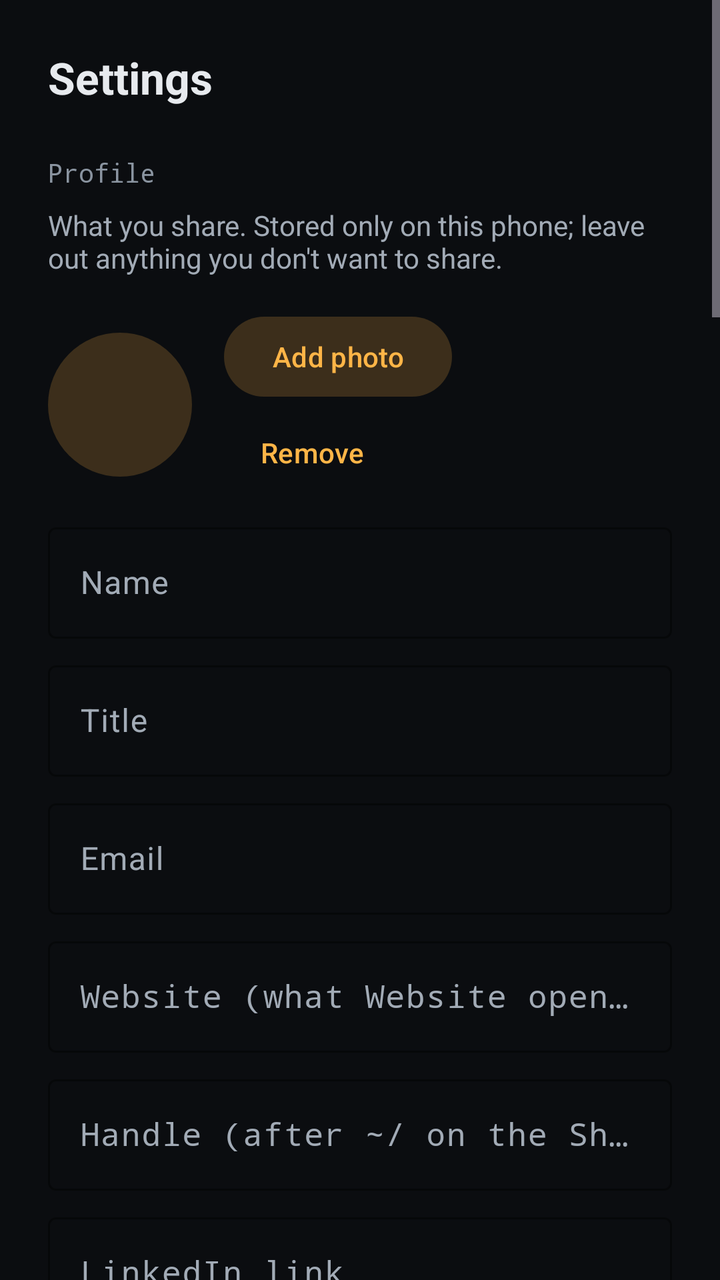
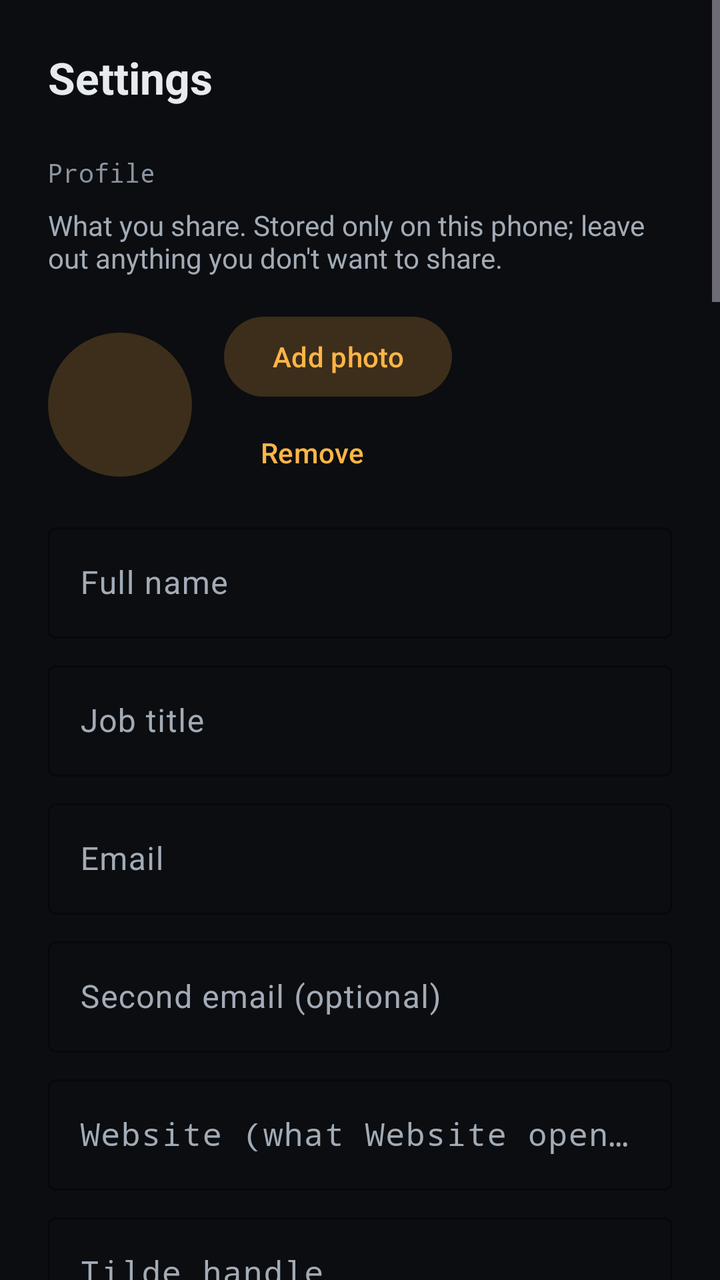

Screens rendered from an Android XML layout before and after an edit, with the pre-edit source and the edit as a unified diff.
<!-- AndroidManifest.xml: application theme Theme.Tilde -->
<!-- res/layout/panel_settings.xml -->
<?xml version="1.0" encoding="utf-8"?>
<ScrollView xmlns:android="http://schemas.android.com/apk/res/android"
    xmlns:app="http://schemas.android.com/apk/res-auto"
    style="@style/Panel">

    <LinearLayout
        android:layout_width="match_parent"
        android:layout_height="wrap_content"
        android:orientation="vertical"
        android:padding="24dp">

        <TextView
            android:layout_width="match_parent"
            android:layout_height="wrap_content"
            android:text="@string/tab_settings"
            android:textColor="@color/text"
            android:textSize="22sp"
            android:textStyle="bold" />


        <TextView style="@style/Label" android:text="@string/settings_profile" />

        <TextView style="@style/Hint" android:text="@string/profile_detail" />

        <LinearLayout
            android:layout_width="match_parent"
            android:layout_height="wrap_content"
            android:layout_marginTop="16dp"
            android:gravity="center_vertical"
            android:orientation="horizontal">

            <include
                android:id="@+id/settings_avatar"
                layout="@layout/view_avatar"
                android:layout_width="72dp"
                android:layout_height="72dp" />

            <LinearLayout
                android:layout_width="0dp"
                android:layout_height="wrap_content"
                android:layout_marginStart="16dp"
                android:layout_weight="1"
                android:orientation="vertical">

                <com.google.android.material.button.MaterialButton
                    android:id="@+id/photo_pick"
                    style="@style/Widget.Material3.Button.TonalButton"
                    android:layout_width="wrap_content"
                    android:layout_height="wrap_content"
                    android:text="@string/photo_add" />

                <com.google.android.material.button.MaterialButton
                    android:id="@+id/photo_remove"
                    style="@style/Widget.Material3.Button.TextButton"
                    android:layout_width="wrap_content"
                    android:layout_height="wrap_content"
                    android:text="@string/photo_remove" />
            </LinearLayout>
        </LinearLayout>

        <com.google.android.material.textfield.TextInputLayout
            style="@style/Field"
            android:hint="@string/profile_name"
            android:labelFor="@id/profile_name">

            <com.google.android.material.textfield.TextInputEditText
                android:id="@+id/profile_name"
                android:layout_width="match_parent"
                android:layout_height="wrap_content"
                android:imeOptions="actionNext"
                android:importantForAutofill="no"
                android:inputType="textPersonName|textCapWords" />
        </com.google.android.material.textfield.TextInputLayout>

        <com.google.android.material.textfield.TextInputLayout
            style="@style/Field"
            android:hint="@string/profile_title"
            android:labelFor="@id/profile_title">

            <com.google.android.material.textfield.TextInputEditText
                android:id="@+id/profile_title"
                android:layout_width="match_parent"
                android:layout_height="wrap_content"
                android:imeOptions="actionNext"
                android:importantForAutofill="no"
                android:inputType="textCapSentences" />
        </com.google.android.material.textfield.TextInputLayout>

        <com.google.android.material.textfield.TextInputLayout
            style="@style/Field"
            android:hint="@string/profile_email"
            android:labelFor="@id/profile_email">

            <com.google.android.material.textfield.TextInputEditText
                android:id="@+id/profile_email"
                android:layout_width="match_parent"
                android:layout_height="wrap_content"
                android:imeOptions="actionNext"
                android:importantForAutofill="no"
                android:inputType="textEmailAddress" />
        </com.google.android.material.textfield.TextInputLayout>

        <com.google.android.material.textfield.TextInputLayout
            style="@style/Field"
            android:hint="@string/profile_website"
            android:labelFor="@id/profile_website">

            <com.google.android.material.textfield.TextInputEditText
                android:id="@+id/profile_website"
                android:layout_width="match_parent"
                android:layout_height="wrap_content"
                android:fontFamily="monospace"
                android:imeOptions="actionNext"
                android:importantForAutofill="no"
                android:inputType="textUri" />
        </com.google.android.material.textfield.TextInputLayout>

        <com.google.android.material.textfield.TextInputLayout
            style="@style/Field"
            android:hint="@string/profile_handle"
            android:labelFor="@id/profile_handle">

            <com.google.android.material.textfield.TextInputEditText
                android:id="@+id/profile_handle"
                android:layout_width="match_parent"
                android:layout_height="wrap_content"
                android:fontFamily="monospace"
                android:imeOptions="actionNext"
                android:importantForAutofill="no"
                android:inputType="text" />
        </com.google.android.material.textfield.TextInputLayout>

        <com.google.android.material.textfield.TextInputLayout
            style="@style/Field"
            android:hint="@string/profile_linkedin"
            android:labelFor="@id/profile_linkedin">

            <com.google.android.material.textfield.TextInputEditText
                android:id="@+id/profile_linkedin"
                android:layout_width="match_parent"
                android:layout_height="wrap_content"
                android:fontFamily="monospace"
                android:imeOptions="actionNext"
                android:importantForAutofill="no"
                android:inputType="textUri" />
        </com.google.android.material.textfield.TextInputLayout>

        <com.google.android.material.textfield.TextInputLayout
            style="@style/Field"
            android:hint="@string/profile_github"
            android:labelFor="@id/profile_github">

            <com.google.android.material.textfield.TextInputEditText
                android:id="@+id/profile_github"
                android:layout_width="match_parent"
                android:layout_height="wrap_content"
                android:fontFamily="monospace"
                android:imeOptions="actionNext"
                android:importantForAutofill="no"
                android:inputType="textUri" />
        </com.google.android.material.textfield.TextInputLayout>

        <com.google.android.material.textfield.TextInputLayout
            style="@style/Field"
            android:hint="@string/profile_instagram"
            android:labelFor="@id/profile_instagram">

            <com.google.android.material.textfield.TextInputEditText
                android:id="@+id/profile_instagram"
                android:layout_width="match_parent"
                android:layout_height="wrap_content"
                android:fontFamily="monospace"
                android:imeOptions="actionNext"
                android:importantForAutofill="no"
                android:inputType="textUri" />
        </com.google.android.material.textfield.TextInputLayout>

        <com.google.android.material.textfield.TextInputLayout
            style="@style/Field"
            android:hint="@string/profile_x"
            android:labelFor="@id/profile_x">

            <com.google.android.material.textfield.TextInputEditText
                android:id="@+id/profile_x"
                android:layout_width="match_parent"
                android:layout_height="wrap_content"
                android:fontFamily="monospace"
                android:imeOptions="actionNext"
                android:importantForAutofill="no"
                android:inputType="textUri" />
        </com.google.android.material.textfield.TextInputLayout>

        <TextView style="@style/Label" android:text="@string/settings_phones" />

        <TextView style="@style/Hint" android:text="@string/phones_detail" />

        <com.google.android.material.textfield.TextInputLayout
            style="@style/Field"
            android:hint="@string/phone_label"
            android:labelFor="@id/phone1_label">

            <com.google.android.material.textfield.TextInputEditText
                android:id="@+id/phone1_label"
                android:layout_width="match_parent"
                android:layout_height="wrap_content"
                android:imeOptions="actionNext"
                android:importantForAutofill="no"
                android:inputType="textCapSentences" />
        </com.google.android.material.textfield.TextInputLayout>

        <com.google.android.material.textfield.TextInputLayout
            style="@style/Field"
            android:hint="@string/phone_number"
            android:labelFor="@id/phone1_number">

            <com.google.android.material.textfield.TextInputEditText
                android:id="@+id/phone1_number"
                android:layout_width="match_parent"
                android:layout_height="wrap_content"
                android:imeOptions="actionNext"
                android:importantForAutofill="no"
                android:inputType="phone" />
        </com.google.android.material.textfield.TextInputLayout>

        <com.google.android.material.textfield.TextInputLayout
            style="@style/Field"
            android:hint="@string/phone_label"
            android:labelFor="@id/phone2_label">

            <com.google.android.material.textfield.TextInputEditText
                android:id="@+id/phone2_label"
                android:layout_width="match_parent"
                android:layout_height="wrap_content"
                android:imeOptions="actionNext"
                android:importantForAutofill="no"
                android:inputType="textCapSentences" />
        </com.google.android.material.textfield.TextInputLayout>

        <com.google.android.material.textfield.TextInputLayout
            style="@style/Field"
            android:hint="@string/phone_number"
            android:labelFor="@id/phone2_number">

            <com.google.android.material.textfield.TextInputEditText
                android:id="@+id/phone2_number"
                android:layout_width="match_parent"
                android:layout_height="wrap_content"
                android:imeOptions="actionNext"
                android:importantForAutofill="no"
                android:inputType="phone" />
        </com.google.android.material.textfield.TextInputLayout>

        <com.google.android.material.textfield.TextInputLayout
            style="@style/Field"
            android:hint="@string/profile_whatsapp"
            android:labelFor="@id/profile_whatsapp">

            <com.google.android.material.textfield.TextInputEditText
                android:id="@+id/profile_whatsapp"
                android:layout_width="match_parent"
                android:layout_height="wrap_content"
                android:imeOptions="actionNext"
                android:importantForAutofill="no"
                android:inputType="phone" />
        </com.google.android.material.textfield.TextInputLayout>

        <TextView style="@style/Label" android:text="@string/settings_sharing" />

        <com.google.android.material.materialswitch.MaterialSwitch
            android:id="@+id/toggle"
            android:layout_width="match_parent"
            android:layout_height="wrap_content"
            android:minHeight="48dp"
            android:text="@string/toggle"
            android:textColor="@color/text"
            android:textSize="16sp" />

        <TextView style="@style/Hint" android:text="@string/toggle_detail" />

        <TextView style="@style/Label" android:text="@string/settings_event" />

        <com.google.android.material.textfield.TextInputLayout
            style="@style/Field"
            android:hint="@string/event_hint"
            android:labelFor="@id/event">

            <com.google.android.material.textfield.TextInputEditText
                android:id="@+id/event"
                android:layout_width="match_parent"
                android:layout_height="wrap_content"
                android:fontFamily="monospace"
                android:imeOptions="actionDone"
                android:importantForAutofill="no"
                android:inputType="text" />
        </com.google.android.material.textfield.TextInputLayout>

        <TextView style="@style/Hint" android:layout_marginTop="6dp" android:text="@string/event_detail" />

        <LinearLayout
            android:id="@+id/whatsapp_section"
            android:layout_width="match_parent"
            android:layout_height="wrap_content"
            android:orientation="vertical">

            <TextView style="@style/Label" android:text="@string/settings_whatsapp" />

            <com.google.android.material.textfield.TextInputLayout
                style="@style/Field"
                android:hint="@string/whatsapp_greeting_hint"
                android:labelFor="@id/whatsapp_greeting">

                <com.google.android.material.textfield.TextInputEditText
                    android:id="@+id/whatsapp_greeting"
                    android:layout_width="match_parent"
                    android:layout_height="wrap_content"
                    android:imeOptions="actionDone"
                    android:importantForAutofill="no"
                    android:inputType="textCapSentences" />
            </com.google.android.material.textfield.TextInputLayout>

            <TextView style="@style/Hint" android:layout_marginTop="6dp" android:text="@string/whatsapp_detail" />
        </LinearLayout>

        <TextView style="@style/Label" android:text="@string/settings_custom" />

        <com.google.android.material.textfield.TextInputLayout
            android:id="@+id/url_layout"
            style="@style/Field"
            android:hint="@string/settings_custom"
            android:labelFor="@id/url">

            <com.google.android.material.textfield.TextInputEditText
                android:id="@+id/url"
                android:layout_width="match_parent"
                android:layout_height="wrap_content"
                android:fontFamily="monospace"
                android:imeOptions="actionDone"
                android:importantForAutofill="no"
                android:inputType="textUri" />
        </com.google.android.material.textfield.TextInputLayout>

        <TextView style="@style/Label" android:text="@string/settings_wifi" />

        <com.google.android.material.textfield.TextInputLayout
            style="@style/Field"
            android:hint="@string/wifi_ssid_label"
            android:labelFor="@id/wifi_ssid">

            <com.google.android.material.textfield.TextInputEditText
                android:id="@+id/wifi_ssid"
                android:layout_width="match_parent"
                android:layout_height="wrap_content"
                android:imeOptions="actionNext"
                android:importantForAutofill="no"
                android:inputType="text" />
        </com.google.android.material.textfield.TextInputLayout>

        <com.google.android.material.textfield.TextInputLayout
            android:id="@+id/wifi_password_layout"
            style="@style/Field"
            android:hint="@string/wifi_password_label"
            android:labelFor="@id/wifi_password"
            app:endIconMode="password_toggle">

            <com.google.android.material.textfield.TextInputEditText
                android:id="@+id/wifi_password"
                android:layout_width="match_parent"
                android:layout_height="wrap_content"
                android:imeOptions="actionDone"
                android:importantForAutofill="no"
                android:inputType="textPassword" />
        </com.google.android.material.textfield.TextInputLayout>

        <com.google.android.material.checkbox.MaterialCheckBox
            android:id="@+id/wifi_open"
            android:layout_width="wrap_content"
            android:layout_height="wrap_content"
            android:text="@string/wifi_open" />

        <TextView style="@style/Hint" android:text="@string/wifi_detail" />

        <com.google.android.material.button.MaterialButton
            android:id="@+id/wifi_settings"
            style="@style/Widget.Material3.Button.TextButton"
            android:layout_width="wrap_content"
            android:layout_height="wrap_content"
            android:layout_marginTop="4dp"
            android:text="@string/wifi_open_settings" />

        <TextView style="@style/Label" android:text="@string/settings_write" />

        <TextView style="@style/Hint" android:text="@string/settings_write_detail" />

        <com.google.android.material.button.MaterialButton
            android:id="@+id/write_card"
            style="@style/Widget.Material3.Button.TonalButton"
            android:layout_width="wrap_content"
            android:layout_height="wrap_content"
            android:layout_marginTop="8dp"
            android:text="@string/write_open" />

        <LinearLayout
            android:id="@+id/tile_section"
            android:layout_width="match_parent"
            android:layout_height="wrap_content"
            android:orientation="vertical">

            <TextView style="@style/Label" android:text="@string/settings_shortcuts" />

            <com.google.android.material.button.MaterialButton
                android:id="@+id/add_tile"
                style="@style/Widget.Material3.Button.TonalButton"
                android:layout_width="wrap_content"
                android:layout_height="wrap_content"
                android:text="@string/add_tile" />
        </LinearLayout>

        <TextView style="@style/Label" android:text="@string/settings_about" />

        <TextView android:id="@+id/reads" style="@style/Hint" android:fontFamily="monospace" />

        <TextView android:id="@+id/version" style="@style/Hint" android:fontFamily="monospace" />
    </LinearLayout>
</ScrollView>
<!-- res/layout/view_avatar.xml (included above) -->
<?xml version="1.0" encoding="utf-8"?>
<FrameLayout xmlns:android="http://schemas.android.com/apk/res/android"
    xmlns:app="http://schemas.android.com/apk/res-auto"
    android:layout_width="match_parent"
    android:layout_height="match_parent">

    <TextView
        android:id="@+id/avatar_initials"
        android:layout_width="match_parent"
        android:layout_height="match_parent"
        android:background="@drawable/bg_avatar"
        android:gravity="center"
        android:textColor="@color/accent"
        android:textSize="24sp"
        android:textStyle="bold" />

    <com.google.android.material.imageview.ShapeableImageView
        android:id="@+id/avatar_photo"
        android:layout_width="match_parent"
        android:layout_height="match_parent"
        android:importantForAccessibility="no"
        android:scaleType="centerCrop"
        android:visibility="gone"
        app:shapeAppearanceOverlay="@style/Circle" />
</FrameLayout>
<!-- resources referenced by this layout -->
<resources>
  <color name="accent">#FFB547</color>
  <color name="text">#E7EAEE</color>
  <string name="add_tile">Add to Quick Settings</string>
  <string name="event_detail">Added to links on your website as ?event=, so its log shows which event a visit came from.</string>
  <string name="event_hint">lisbon-js</string>
  <string name="phone_label">Label, such as mobile</string>
  <string name="phone_number">Number</string>
  <string name="phones_detail">On the contact card, so only shared in person. Use the international format, such as +351 900 000 000.</string>
  <string name="photo_add">Add photo</string>
  <string name="photo_remove">Remove</string>
  <string name="profile_detail">What you share. Stored only on this phone; leave out anything you don\'t want to share.</string>
  <string name="profile_email">Email</string>
  <string name="profile_github">GitHub link</string>
  <string name="profile_handle">Handle (after ~/ on the Share screen)</string>
  <string name="profile_instagram">Instagram link</string>
  <string name="profile_linkedin">LinkedIn link</string>
  <string name="profile_name">Name</string>
  <string name="profile_title">Title</string>
  <string name="profile_website">Website (what Website opens)</string>
  <string name="profile_whatsapp">WhatsApp number</string>
  <string name="profile_x">X link</string>
  <string name="settings_about">About</string>
  <string name="settings_custom">Custom link</string>
  <string name="settings_event">Event tag</string>
  <string name="settings_phones">Phone numbers</string>
  <string name="settings_profile">Profile</string>
  <string name="settings_sharing">Sharing</string>
  <string name="settings_shortcuts">Shortcuts</string>
  <string name="settings_whatsapp">WhatsApp message</string>
  <string name="settings_wifi">Guest Wi-Fi</string>
  <string name="settings_write">Cards and stickers</string>
  <string name="settings_write_detail">Put your link on an NFC sticker, or on a printed card with one inside.</string>
  <string name="tab_settings">Settings</string>
  <string name="toggle">Share over NFC</string>
  <string name="toggle_detail">Off: taps do nothing, the QR code still works.</string>
  <string name="whatsapp_detail">Typed into the chat, never sent. Leave empty for an empty chat.</string>
  <string name="whatsapp_greeting_hint">Message</string>
  <string name="wifi_open">Open network (no password)</string>
  <string name="wifi_open_settings">Open Wi-Fi settings</string>
  <string name="wifi_password_label">Password</string>
  <string name="wifi_ssid_label">Network name</string>
  <string name="write_open">Write a card</string>
  <color name="accent_soft">#33FFB547</color>
  <color name="muted">#A2ABB6</color>
  <color name="dim">#8A94A0</color>
  <color name="bg">#0B0D10</color>
  <color name="panel">#11151A</color>
  <color name="panel_raised">#151A20</color>
  <color name="line_strong">#2B343E</color>
  <color name="line">#1F262E</color>
  <!-- unchanged entries left out for length: 9 -->
</resources>

<!-- the commit's change to res/layout/panel_settings.xml (unified diff, before → after) -->
@@ -102,6 +102,20 @@
 
         <com.google.android.material.textfield.TextInputLayout
             style="@style/Field"
+            android:hint="@string/profile_email2"
+            android:labelFor="@id/profile_email2">
+
+            <com.google.android.material.textfield.TextInputEditText
+                android:id="@+id/profile_email2"
+                android:layout_width="match_parent"
+                android:layout_height="wrap_content"
+                android:imeOptions="actionNext"
+                android:importantForAutofill="no"
+                android:inputType="textEmailAddress" />
+        </com.google.android.material.textfield.TextInputLayout>
+
+        <com.google.android.material.textfield.TextInputLayout
+            style="@style/Field"
             android:hint="@string/profile_website"
             android:labelFor="@id/profile_website">
 
@@ -118,7 +132,10 @@
         <com.google.android.material.textfield.TextInputLayout
             style="@style/Field"
             android:hint="@string/profile_handle"
-            android:labelFor="@id/profile_handle">
+            android:labelFor="@id/profile_handle"
+            app:helperText="@string/profile_handle_helper"
+            app:prefixText="@string/handle_prefix"
+            app:prefixTextColor="@color/accent">
 
             <com.google.android.material.textfield.TextInputEditText
                 android:id="@+id/profile_handle"
@@ -127,7 +144,7 @@
                 android:fontFamily="monospace"
                 android:imeOptions="actionNext"
                 android:importantForAutofill="no"
-                android:inputType="text" />
+                android:inputType="text|textNoSuggestions" />
         </com.google.android.material.textfield.TextInputLayout>
 
         <com.google.android.material.textfield.TextInputLayout
@@ -321,23 +338,25 @@
             <TextView style="@style/Hint" android:layout_marginTop="6dp" android:text="@string/whatsapp_detail" />
         </LinearLayout>
 
-        <TextView style="@style/Label" android:text="@string/settings_custom" />
-
-        <com.google.android.material.textfield.TextInputLayout
-            android:id="@+id/url_layout"
-            style="@style/Field"
-            android:hint="@string/settings_custom"
-            android:labelFor="@id/url">
-
-            <com.google.android.material.textfield.TextInputEditText
-                android:id="@+id/url"
-                android:layout_width="match_parent"
-                android:layout_height="wrap_content"
-                android:fontFamily="monospace"
-                android:imeOptions="actionDone"
-                android:importantForAutofill="no"
-                android:inputType="textUri" />
-        </com.google.android.material.textfield.TextInputLayout>
+        
+        <TextView style="@style/Label" android:text="@string/settings_links" />
+
+        <TextView style="@style/Hint" android:text="@string/settings_links_detail" />
+
+        <LinearLayout
+            android:id="@+id/links_list"
+            android:layout_width="match_parent"
+            android:layout_height="wrap_content"
+            android:orientation="vertical" />
+
+        <com.google.android.material.button.MaterialButton
+            android:id="@+id/links_add"
+            style="@style/Widget.Material3.Button.TextButton.Icon"
+            android:layout_width="wrap_content"
+            android:layout_height="wrap_content"
+            android:layout_marginStart="-12dp"
+            android:text="@string/picker_add_link"
+            app:icon="@drawable/ic_add" />
 
         <TextView style="@style/Label" android:text="@string/settings_wifi" />
 
@@ -420,6 +439,16 @@
         <TextView android:id="@+id/reads" style="@style/Hint" android:fontFamily="monospace" />
 
         <TextView android:id="@+id/version" style="@style/Hint" android:fontFamily="monospace" />
+
+        
+        <com.google.android.material.button.MaterialButton
+            android:id="@+id/debug_welcome"
+            style="@style/Widget.Material3.Button.OutlinedButton"
+            android:layout_width="wrap_content"
+            android:layout_height="wrap_content"
+            android:layout_marginTop="12dp"
+            android:text="@string/debug_welcome"
+            android:visibility="gone" />
     </LinearLayout>
 </ScrollView>
 <!-- res/layout/view_avatar.xml (included above) -->
<!-- resource entries referenced after the edit -->
@@ -2,28 +2,41 @@
 <resources>
   <color name="accent">#FFB547</color>
   <color name="text">#E7EAEE</color>
+  <!-- drawable ic_add (drawable) -->
+  <?xml version="1.0" encoding="utf-8"?>
+  <vector xmlns:android="http://schemas.android.com/apk/res/android"
+      android:width="24dp" android:height="24dp" android:viewportWidth="24" android:viewportHeight="24">
+      <path android:fillColor="#00000000" android:strokeColor="#FFE7EAEE" android:strokeWidth="1.8"
+          android:strokeLineCap="round" android:strokeLineJoin="round" android:pathData="M12,5v14M5,12h14" />
+  </vector>
   <string name="add_tile">Add to Quick Settings</string>
+  <string name="debug_welcome" translatable="false">Show the welcome screens (debug)</string>
   <string name="event_detail">Added to links on your website as ?event=, so its log shows which event a visit came from.</string>
   <string name="event_hint">lisbon-js</string>
+  <string name="handle_prefix" translatable="false">~/</string>
   <string name="phone_label">Label, such as mobile</string>
   <string name="phone_number">Number</string>
   <string name="phones_detail">On the contact card, so only shared in person. Use the international format, such as +351 900 000 000.</string>
   <string name="photo_add">Add photo</string>
   <string name="photo_remove">Remove</string>
+  <string name="picker_add_link">Add a link</string>
   <string name="profile_detail">What you share. Stored only on this phone; leave out anything you don\'t want to share.</string>
   <string name="profile_email">Email</string>
+  <string name="profile_email2">Second email (optional)</string>
   <string name="profile_github">GitHub link</string>
-  <string name="profile_handle">Handle (after ~/ on the Share screen)</string>
+  <string name="profile_handle">Tilde handle</string>
+  <string name="profile_handle_helper">Shown as ~/yourname at the top of your card.</string>
   <string name="profile_instagram">Instagram link</string>
   <string name="profile_linkedin">LinkedIn link</string>
-  <string name="profile_name">Name</string>
-  <string name="profile_title">Title</string>
+  <string name="profile_name">Full name</string>
+  <string name="profile_title">Job title</string>
   <string name="profile_website">Website (what Website opens)</string>
   <string name="profile_whatsapp">WhatsApp number</string>
   <string name="profile_x">X link</string>
   <string name="settings_about">About</string>
-  <string name="settings_custom">Custom link</string>
   <string name="settings_event">Event tag</string>
+  <string name="settings_links">Links</string>
+  <string name="settings_links_detail">Links you\'d like to share, such as your projects. Ticked ones show on the Share screen for one-tap switching; untick one to keep it without showing it. Tap a link to change or delete it.</string>
   <string name="settings_phones">Phone numbers</string>
   <string name="settings_profile">Profile</string>
   <string name="settings_sharing">Sharing</string>
